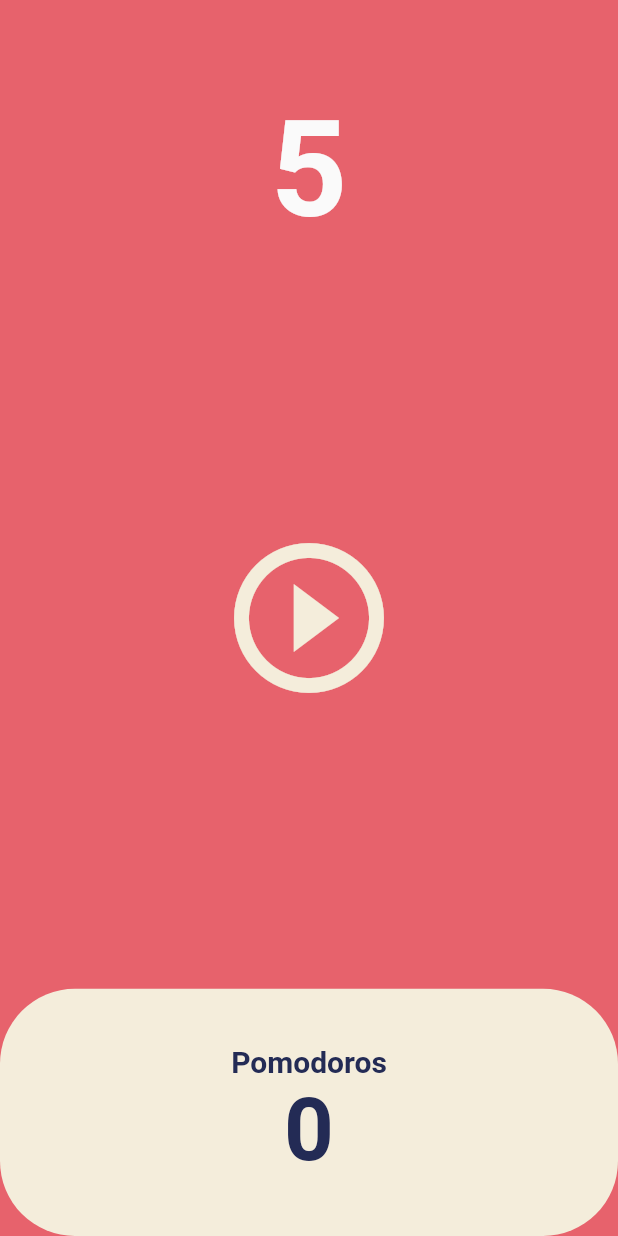
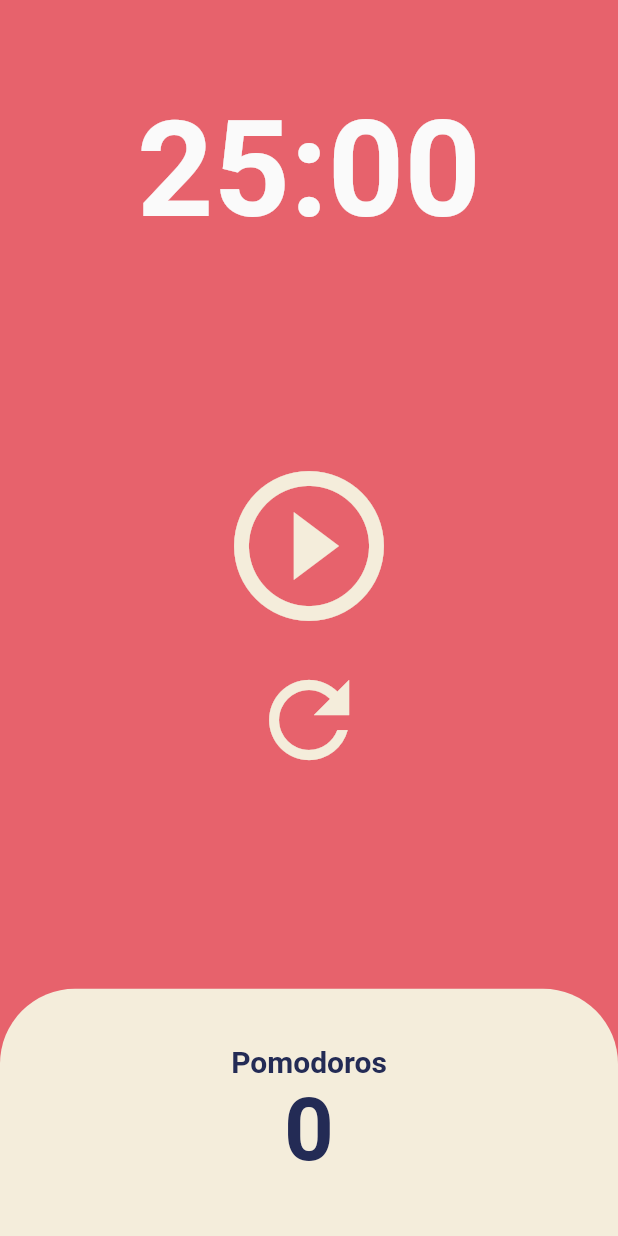
Before and after one commit to sun912/pomodoro-app, a Flutter app: the screen it shows after launch, on a phone screen of 412 x 824 dp. Run offline on Flutter 3.47's test engine with Material 2 defaults, Android fonts, the phone set to English and light mode, and no system bars.

Commit message:
pomodoro finished. added refresh button

```diff
--- a/lib/screens/home_screen.dart
+++ b/lib/screens/home_screen.dart
@@ -10,8 +10,10 @@ class HomeScreen extends StatefulWidget {
 }
 
 class _HomeScreenState extends State<HomeScreen> {
-  int totalSeconds = 5;
+  static const twentyFiveMinutes = 1500;
+  int totalSeconds = twentyFiveMinutes;
   bool isRunning = false;
+  int totalPomodoros = 0;
   late Timer timer;
 
   void onTick(Timer timer) {
@@ -20,10 +22,16 @@ class _HomeScreenState extends State<HomeScreen> {
         totalSeconds = totalSeconds - 1;
       } else {
         timer.cancel();
-        totalSeconds = 5;
+        totalSeconds = twentyFiveMinutes;
+        totalPomodoros += 1;
         isRunning = false;
       }
     });
+  }
+
+  String format(int seconds) {
+    var duration = Duration(seconds: seconds);
+    return duration.toString().split('.').first.substring(2, 7);
   }
 
   void onStartPressed() {
@@ -40,6 +48,14 @@ class _HomeScreenState extends State<HomeScreen> {
     });
   }
 
+  void onResetPressed() {
+    timer.cancel();
+    setState(() {
+      isRunning = false;
+      totalSeconds = twentyFiveMinutes;
+    });
+  }
+
   @override
   Widget build(BuildContext context) {
     return Scaffold(
@@ -51,7 +67,7 @@ class _HomeScreenState extends State<HomeScreen> {
             child: Container(
               alignment: Alignment.bottomCenter,
               child: Text(
-                '$totalSeconds',
+                format(totalSeconds),
                 style: TextStyle(
                   color: Theme.of(context).canvasColor,
                   fontSize: 89,
@@ -62,8 +78,10 @@ class _HomeScreenState extends State<HomeScreen> {
           ),
           Flexible(
             flex: 3,
-            child: Center(
-              child: IconButton(
+            child: Column(
+              mainAxisAlignment: MainAxisAlignment.center,
+              children: [
+                IconButton(
                   iconSize: 120,
                   color: Theme.of(context).cardColor,
                   onPressed: isRunning ? onPausePressed : onStartPressed,
@@ -71,6 +89,13 @@ class _HomeScreenState extends State<HomeScreen> {
                       ? Icons.pause_circle_outline
                       : Icons.play_circle_outline),
                 ),
+                IconButton(
+                  iconSize: 80,
+                  color: Theme.of(context).cardColor,
+                  onPressed: onResetPressed,
+                  icon: const Icon(Icons.refresh),
+                )
+              ],
             ),
           ),
           Flexible(
@@ -80,7 +105,10 @@ class _HomeScreenState extends State<HomeScreen> {
                 Expanded(
                   child: Container(
                     decoration: BoxDecoration(
-                      borderRadius: BorderRadius.circular(50),
+                      borderRadius: const BorderRadius.only(
+                        topLeft: Radius.circular(50),
+                        topRight: Radius.circular(50),
+                      ),
                       color: Theme.of(context).cardColor,
                     ),
                     child: Column(
@@ -97,7 +125,7 @@ class _HomeScreenState extends State<HomeScreen> {
                                   .color),
                         ),
                         Text(
-                          '0',
+                          '$totalPomodoros',
                           style: TextStyle(
                               fontSize: 58,
                               fontWeight: FontWeight.w600,
```
Lines whose indentation alone changed are shown as unchanged.
